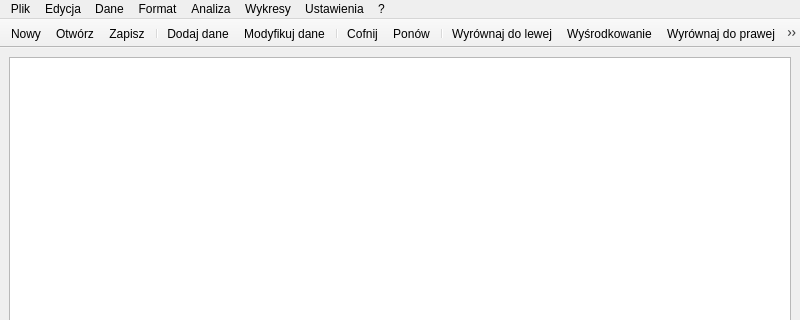
Old version of the form ui/Main/main-window.ui in the repository OskarLewandowski/dex-data-experience; both pictures show x 0 to 800 and y 0 to 320 of the 800 by 600 pixel window.
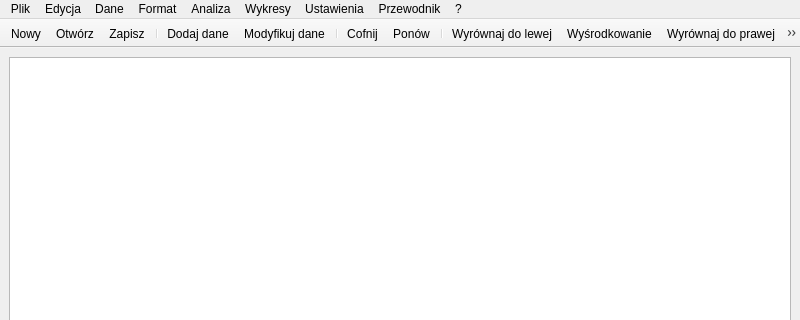
New version of the form. Icons and pictures are not drawn.

Commit message: update main window

```diff
--- a/ui/Main/main-window.ui
+++ b/ui/Main/main-window.ui
@@ -171,6 +171,11 @@
      <string>?</string>
     </property>
     <addaction name="action_About_Application"/>
+   </widget>
+   <widget class="QMenu" name="menu_Guide">
+    <property name="title">
+     <string>Przewodnik</string>
+    </property>
     <addaction name="action_Guide"/>
    </widget>
    <addaction name="menu_File"/>
@@ -180,6 +185,7 @@
    <addaction name="menu_Analysis"/>
    <addaction name="menu_Charts"/>
    <addaction name="menu_Settings"/>
+   <addaction name="menu_Guide"/>
    <addaction name="menu_Help"/>
   </widget>
   <widget class="QStatusBar" name="statusbar"/>
```
The commit also changes 1 other file.
